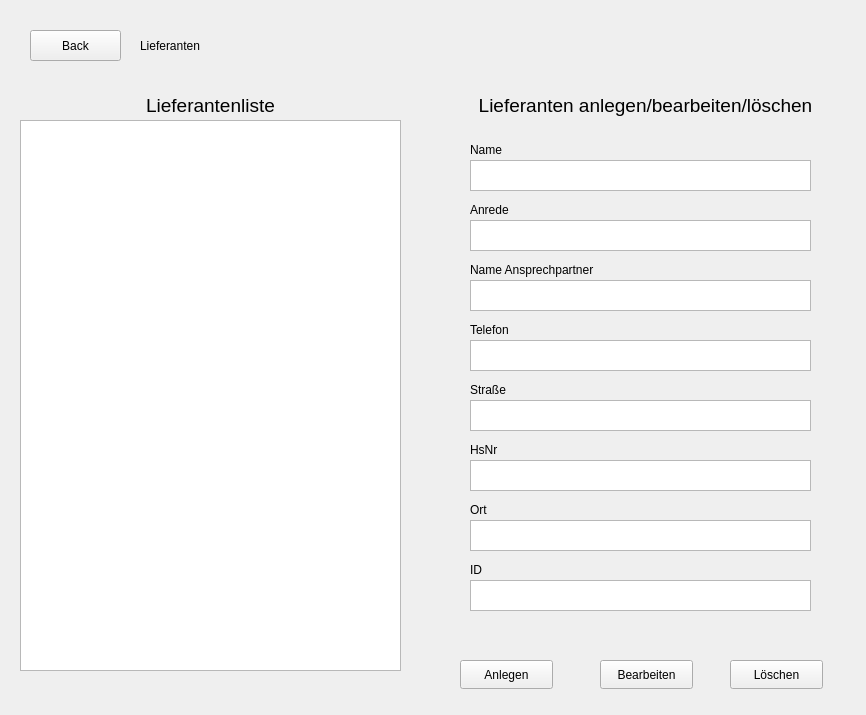
luis-we/SchulaufgabePRO, file overviewlieferanten.ui: the form before one commit.
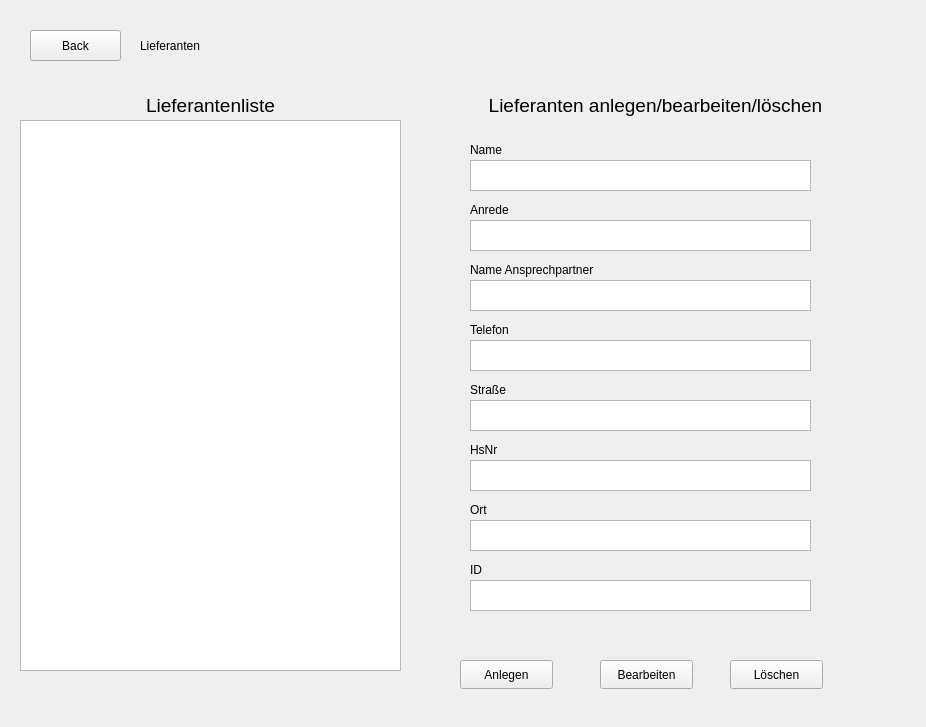
The form after the commit.

Commit message: Formular Lieferanten anpassungen

Patch:
```diff
--- a/overviewlieferanten.ui
+++ b/overviewlieferanten.ui
@@ -6,8 +6,8 @@
    <rect>
     <x>0</x>
     <y>0</y>
-    <width>866</width>
-    <height>715</height>
+    <width>926</width>
+    <height>727</height>
    </rect>
   </property>
   <property name="windowTitle">
@@ -63,7 +63,7 @@
   <widget class="QLabel" name="label_2">
    <property name="geometry">
     <rect>
-     <x>430</x>
+     <x>440</x>
      <y>90</y>
      <width>431</width>
      <height>31</height>
```
The commit also changes 1 other file.
